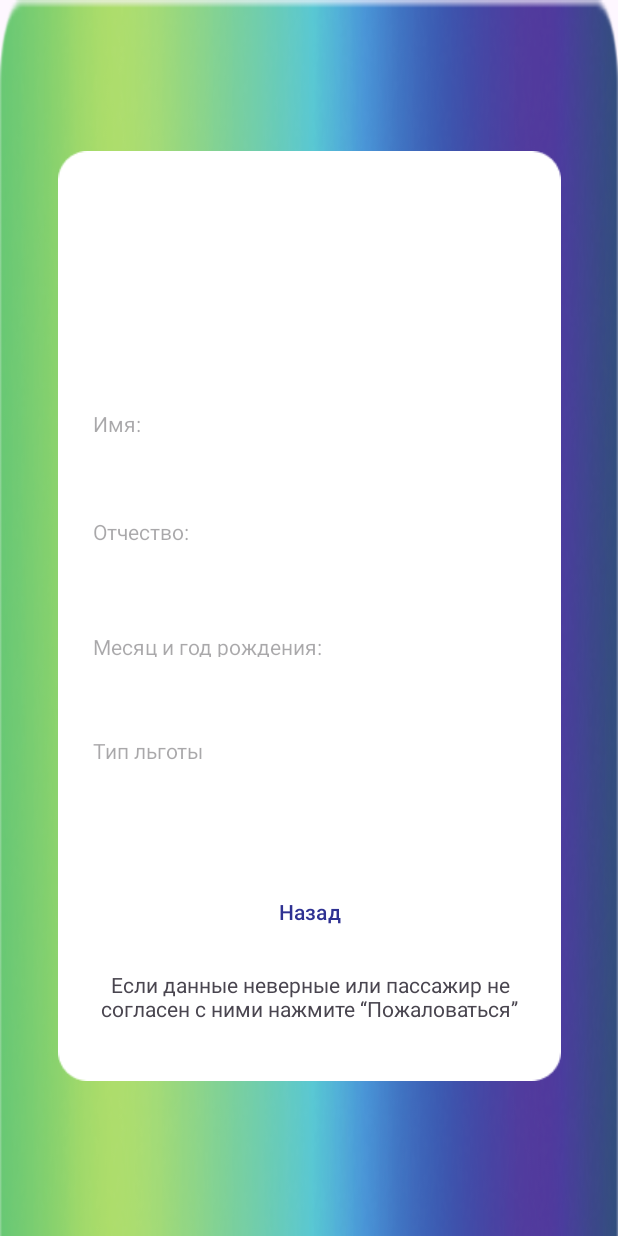
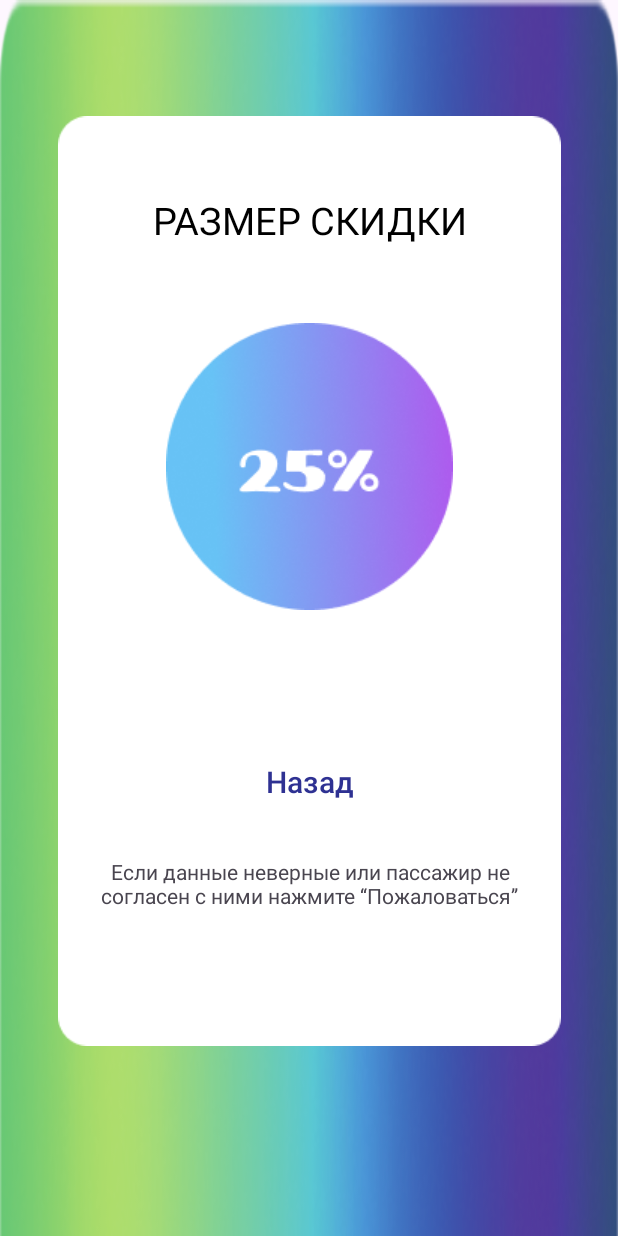
Before and after one commit to YuraIlin/controller, an Android app: the MainActivity4 screen opened directly, with no data from a screen before it, on a phone screen of 412 x 824 dp. Run offline under Robolectric (Android 15) with nearby library versions, the phone set to English and light mode, and no system bars.

Commit message:
Initial commit

```diff
--- a/app/src/main/res/layout/activity_main4.xml
+++ b/app/src/main/res/layout/activity_main4.xml
@@ -15,84 +15,21 @@
         app:layout_constraintEnd_toEndOf="parent"
         app:layout_constraintStart_toStartOf="parent"
         app:layout_constraintTop_toTopOf="parent"
-        app:layout_constraintVertical_bias="0.495"
+        app:layout_constraintVertical_bias="0.378"
         app:srcCompat="@drawable/rect" />
-
-    <TextView
-        android:id="@+id/textView5"
-        android:layout_width="309dp"
-        android:layout_height="47dp"
-        android:hint="Имя:"
-        android:paddingStart="10dp"
-        android:paddingTop="15dp"
-        android:paddingBottom="15dp"
-        android:textColor="@color/black"
-        app:layout_constraintBottom_toBottomOf="@+id/imageView12"
-        app:layout_constraintEnd_toEndOf="@+id/imageView12"
-        app:layout_constraintStart_toStartOf="@+id/imageView12"
-        app:layout_constraintTop_toTopOf="@+id/imageView12"
-        app:layout_constraintVertical_bias="0.273" />
-
-    <TextView
-        android:id="@+id/textView6"
-        android:layout_width="309dp"
-        android:layout_height="47dp"
-        android:hint="Отчество:"
-        android:textColor="@color/black"
-        android:paddingStart="10dp"
-        android:paddingTop="15dp"
-        android:paddingBottom="15dp"
-        android:layout_marginTop="10dp"
-        app:layout_constraintBottom_toBottomOf="@+id/imageView12"
-        app:layout_constraintEnd_toEndOf="@+id/imageView12"
-        app:layout_constraintStart_toStartOf="@+id/imageView12"
-        app:layout_constraintTop_toBottomOf="@+id/textView5"
-        app:layout_constraintVertical_bias="0.04" />
-
-    <TextView
-        android:id="@+id/textView7"
-        android:layout_width="309dp"
-        android:layout_height="47dp"
-        android:layout_marginTop="10dp"
-        android:textColor="@color/black"
-        android:hint="Месяц и год рождения:"
-        android:paddingStart="10dp"
-        android:paddingTop="15dp"
-        android:paddingBottom="15dp"
-        app:layout_constraintBottom_toBottomOf="@+id/imageView12"
-        app:layout_constraintEnd_toEndOf="@+id/imageView12"
-        app:layout_constraintStart_toStartOf="@+id/imageView12"
-        app:layout_constraintTop_toBottomOf="@+id/textView6"
-        app:layout_constraintVertical_bias="0.068" />
-
-    <TextView
-        android:id="@+id/textView8"
-        android:layout_width="309dp"
-        android:layout_height="47dp"
-        android:textColor="@color/black"
-        android:hint="Тип льготы"
-        android:layout_marginTop="10dp"
-        android:paddingStart="10dp"
-        android:paddingTop="15dp"
-        android:paddingBottom="15dp"
-        app:layout_constraintBottom_toBottomOf="@+id/imageView12"
-        app:layout_constraintEnd_toEndOf="@+id/imageView12"
-        app:layout_constraintStart_toStartOf="@+id/imageView12"
-        app:layout_constraintTop_toBottomOf="@+id/textView7"
-        app:layout_constraintVertical_bias="0.058" />
 
     <Button
         android:id="@+id/button"
         android:layout_width="207dp"
         android:layout_height="56dp"
+        android:layout_marginBottom="148dp"
+        android:backgroundTint="@color/white"
+        android:textSize="20dp"
         android:text="Назад"
         android:textColor="@color/fiolet"
-        android:backgroundTint="@color/white"
         app:layout_constraintBottom_toBottomOf="@+id/imageView12"
         app:layout_constraintEnd_toEndOf="@+id/imageView12"
-        app:layout_constraintStart_toStartOf="@+id/imageView12"
-        app:layout_constraintTop_toBottomOf="@+id/textView8"
-        app:layout_constraintVertical_bias="0.403" />
+        app:layout_constraintStart_toStartOf="@+id/imageView12" />
 
     <TextView
         android:id="@+id/textView"
@@ -104,5 +41,28 @@
         app:layout_constraintEnd_toEndOf="@+id/imageView12"
         app:layout_constraintStart_toStartOf="@+id/imageView12"
         app:layout_constraintTop_toBottomOf="@+id/button"
-        app:layout_constraintVertical_bias="0.343" />
+        app:layout_constraintVertical_bias="0.236" />
+
+    <ImageView
+        android:id="@+id/imageView11"
+        android:layout_width="wrap_content"
+        android:layout_height="wrap_content"
+        app:layout_constraintBottom_toTopOf="@+id/button"
+        app:layout_constraintEnd_toEndOf="@+id/imageView12"
+        app:layout_constraintStart_toStartOf="@+id/imageView12"
+        app:layout_constraintTop_toTopOf="@+id/imageView12"
+        app:layout_constraintVertical_bias="0.613"
+        app:srcCompat="@drawable/skidka" />
+
+    <TextView
+        android:id="@+id/textView5"
+        android:layout_width="wrap_content"
+        android:layout_height="wrap_content"
+        android:text="РАЗМЕР СКИДКИ"
+        android:textColor="@color/black"
+        android:textSize="25dp"
+        app:layout_constraintBottom_toTopOf="@+id/imageView11"
+        app:layout_constraintEnd_toEndOf="@+id/imageView12"
+        app:layout_constraintStart_toStartOf="@+id/imageView12"
+        app:layout_constraintTop_toTopOf="@+id/imageView12" />
 </androidx.constraintlayout.widget.ConstraintLayout>
```
Also changed, not shown: app/src/main/java/com/example/rtrr/redactprofil.kt (deleted, +0 -11 lines), app/src/main/res/layout/activity_profil.xml (+4 -61 lines), app/src/main/res/layout/activity_redactprofil.xml (deleted, +0 -170 lines), app/src/main/res/drawable/skidka.png (added).
